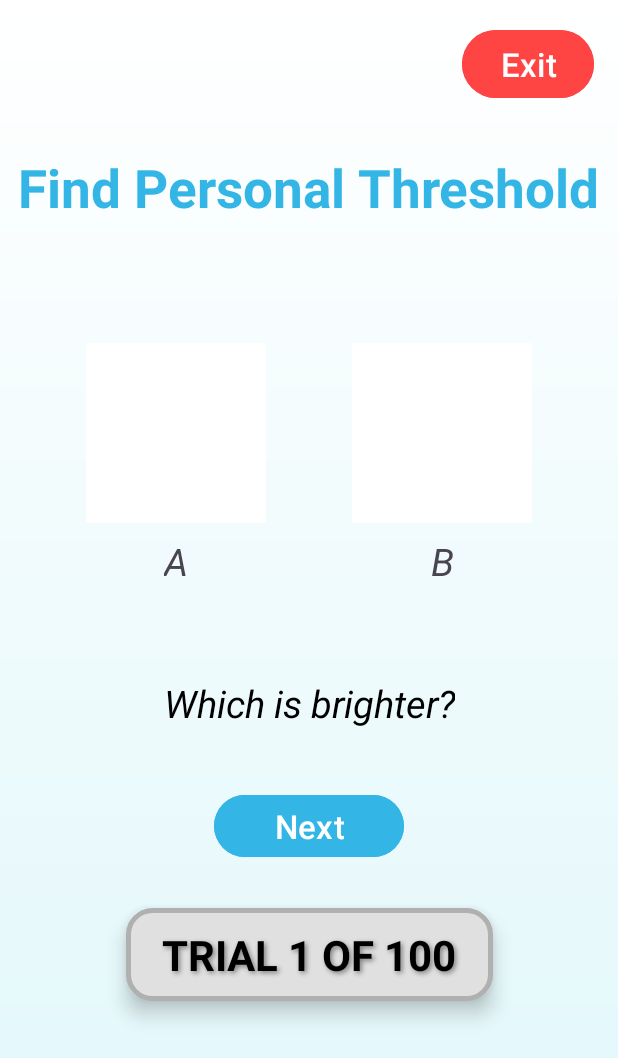
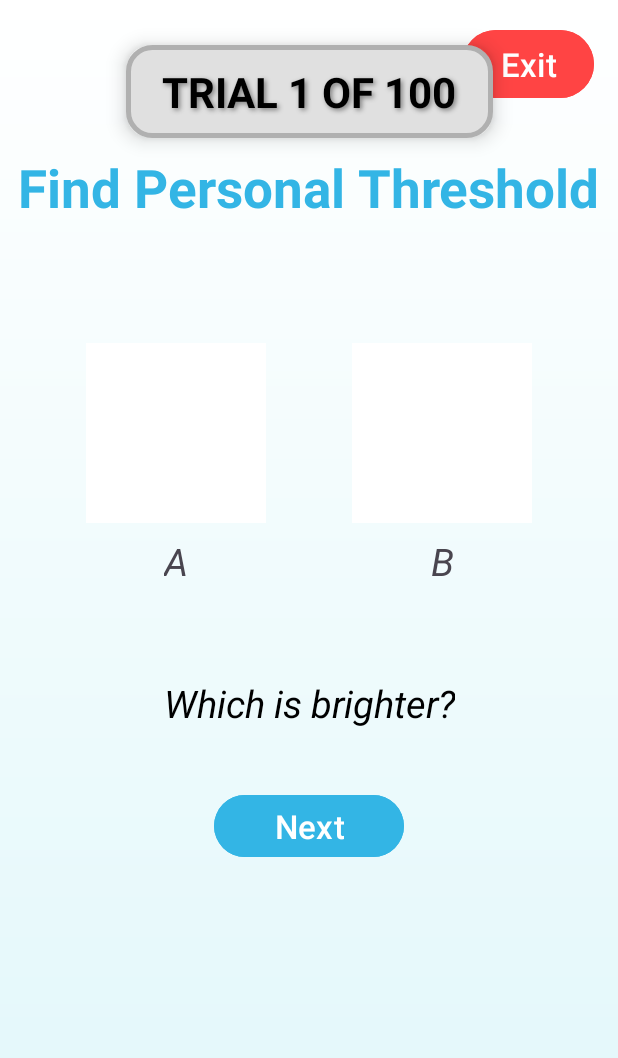
Before and after one commit to RachelAvidanKing/Capstone-Project-App, an Android app: the layout activity_threshold.xml on its own in the app's theme, with its tools: preview values and no code run, on a phone screen of 412 x 824 dp. Shown: the top 1058 px of the screen. Run offline under Robolectric (Android 15) with nearby library versions, the phone set to English and light mode, and no system bars.

Commit message:
Slight changes before apk file was created.

```diff
--- a/app/src/main/AndroidManifest.xml
+++ b/app/src/main/AndroidManifest.xml
@@ -11,9 +11,9 @@
         android:allowBackup="true"
         android:dataExtractionRules="@xml/data_extraction_rules"
         android:fullBackupContent="@xml/backup_rules"
-        android:icon="@mipmap/ic_launcher"
+        android:icon="@mipmap/ic_launcher_capstone"
         android:label="@string/app_name"
-        android:roundIcon="@mipmap/ic_launcher_round"
+        android:roundIcon="@mipmap/ic_launcher_capstone"
         android:supportsRtl="true"
         android:theme="@style/Theme.CapstoneProjectApplication"
         tools:targetApi="31">
--- a/app/src/main/java/com/example/capstone_project_application/boundary/ThresholdActivity.kt
+++ b/app/src/main/java/com/example/capstone_project_application/boundary/ThresholdActivity.kt
@@ -438,7 +438,7 @@ class ThresholdActivity : AppCompatActivity() {
      * Plays a brief system tone to confirm button press.
      */
     private fun playConfirmationTone() {
-        toneGenerator.startTone(ToneGenerator.TONE_PROP_BEEP, 300)
+        toneGenerator.startTone(ToneGenerator.TONE_SUP_CONFIRM, 100)
     }
 
     /**
--- a/app/src/main/res/layout/activity_threshold.xml
+++ b/app/src/main/res/layout/activity_threshold.xml
@@ -1,6 +1,7 @@
 <?xml version="1.0" encoding="utf-8"?>
 <androidx.constraintlayout.widget.ConstraintLayout xmlns:android="http://schemas.android.com/apk/res/android"
     xmlns:app="http://schemas.android.com/apk/res-auto"
+    xmlns:tools="http://schemas.android.com/tools"
     android:layout_width="match_parent"
     android:layout_height="match_parent"
     android:background="@drawable/bg_gradient">
@@ -139,7 +140,7 @@
         android:shadowDx="2"
         android:shadowDy="2"
         android:shadowRadius="4"
-        app:layout_constraintTop_toBottomOf="@+id/btnN"
+        app:layout_constraintTop_toTopOf="parent"
         app:layout_constraintStart_toStartOf="parent"
         app:layout_constraintEnd_toEndOf="parent"
         android:layout_marginTop="30dp" />
```
